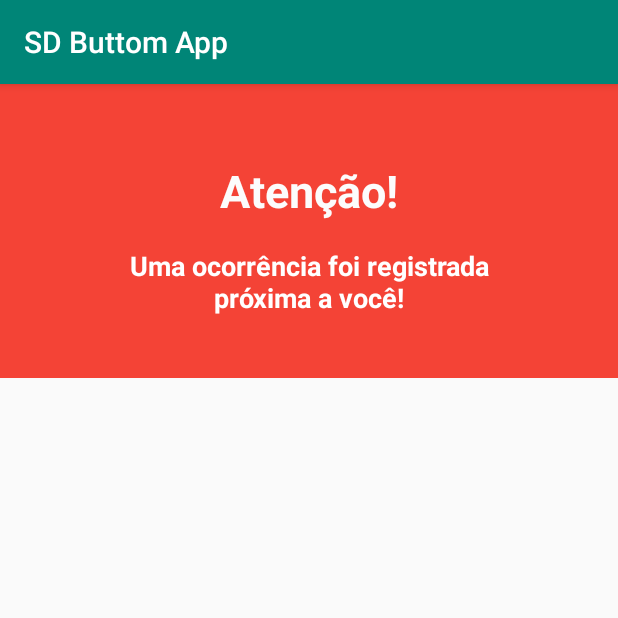
After one commit to sdpos20191/sd-buttom-app, an Android app: the AlertActivity screen opened directly, with no data from a screen before it, on a phone screen of 412 x 824 dp, the top half of it. The commit adds this screen. Run offline under Robolectric (Android 15) with nearby library versions, the phone set to English and light mode, and no system bars.

Commit message:
Start alert activity when occurrence arrives

```diff
--- a/app/src/main/AndroidManifest.xml
+++ b/app/src/main/AndroidManifest.xml
@@ -6,7 +6,7 @@
     <uses-permission android:name="android.permission.INTERNET" />
 
     <application
-        android:name=".MainApplication"
+        android:name=".data.MainApplication"
         android:allowBackup="true"
         android:icon="@mipmap/ic_launcher"
         android:label="@string/app_name"
@@ -14,7 +14,8 @@
         android:supportsRtl="true"
         android:theme="@style/AppTheme"
         android:usesCleartextTraffic="true">
-        <activity android:name=".SecondActivity"></activity>
+        <activity android:name=".AlertActivity"></activity>
+        <activity android:name=".SecondActivity" />
         <activity android:name=".MainActivity">
             <intent-filter>
                 <action android:name="android.intent.action.MAIN" />
--- /dev/null
+++ b/app/src/main/java/cin/ufpe/br/sdbuttomapp/AlertActivity.java
@@ -0,0 +1,13 @@
+package cin.ufpe.br.sdbuttomapp;
+
+import android.support.v7.app.AppCompatActivity;
+import android.os.Bundle;
+
+public class AlertActivity extends AppCompatActivity {
+
+    @Override
+    protected void onCreate(Bundle savedInstanceState) {
+        super.onCreate(savedInstanceState);
+        setContentView(R.layout.activity_alert);
+    }
+}
--- a/app/src/main/java/cin/ufpe/br/sdbuttomapp/ApiManager.java
+++ b/app/src/main/java/cin/ufpe/br/sdbuttomapp/data/ApiManager.java
@@ -1,8 +1,6 @@
-package cin.ufpe.br.sdbuttomapp;
+package cin.ufpe.br.sdbuttomapp.data;
 
-import android.content.Context;
-import android.content.res.Resources;
-
+import cin.ufpe.br.sdbuttomapp.model.Occurrence;
 import retrofit2.Call;
 import retrofit2.Callback;
 import retrofit2.Retrofit;
--- a/app/src/main/java/cin/ufpe/br/sdbuttomapp/IOccurrencesApi.java
+++ b/app/src/main/java/cin/ufpe/br/sdbuttomapp/data/IOccurrencesApi.java
@@ -1,5 +1,6 @@
-package cin.ufpe.br.sdbuttomapp;
+package cin.ufpe.br.sdbuttomapp.data;
 
+import cin.ufpe.br.sdbuttomapp.model.Occurrence;
 import retrofit2.Call;
 import retrofit2.http.Body;
 import retrofit2.http.POST;
--- a/app/src/main/java/cin/ufpe/br/sdbuttomapp/Occurrence.java
+++ b/app/src/main/java/cin/ufpe/br/sdbuttomapp/model/Occurrence.java
@@ -1,4 +1,4 @@
-package cin.ufpe.br.sdbuttomapp;
+package cin.ufpe.br.sdbuttomapp.model;
 
 public class Occurrence {
 
@@ -6,10 +6,9 @@ public class Occurrence {
     private double lat;
     private double lng;
 
-    Occurrence(long timestamp, double lat, double lng) {
+    public Occurrence(long timestamp, double lat, double lng) {
         this.timestamp = timestamp;
         this.lat = lat;
         this.lng = lng;
     }
-
 }
--- a/app/src/main/res/drawable/shape_drawable.xml
+++ b/app/src/main/res/drawable/shape_drawable.xml
@@ -3,7 +3,7 @@
     <item>
         <shape android:shape="oval">
             <stroke android:color="@color/common_google_signin_btn_text_dark" android:width="1dp" />
-            <solid android:color="@color/colorPrimaryDark"/>
+            <solid android:color="#ff0000"/>
             <size android:width="200dp" android:height="200dp"/>
         </shape>
     </item>
--- /dev/null
+++ b/app/src/main/res/layout/activity_alert.xml
@@ -0,0 +1,53 @@
+<?xml version="1.0" encoding="utf-8"?>
+<android.support.constraint.ConstraintLayout xmlns:android="http://schemas.android.com/apk/res/android"
+    xmlns:app="http://schemas.android.com/apk/res-auto"
+    xmlns:tools="http://schemas.android.com/tools"
+    android:layout_width="match_parent"
+    android:layout_height="match_parent"
+    tools:context=".AlertActivity">
+
+    <View
+        android:id="@+id/view2"
+        android:layout_width="0dp"
+        android:layout_height="196dp"
+        android:background="#F44336"
+        app:layout_constraintEnd_toEndOf="parent"
+        app:layout_constraintStart_toStartOf="parent"
+        app:layout_constraintTop_toTopOf="parent" />
+
+    <TextView
+        android:id="@+id/textView2"
+        android:layout_width="wrap_content"
+        android:layout_height="wrap_content"
+        android:layout_marginTop="8dp"
+        android:layout_marginBottom="8dp"
+        android:text="Atenção!"
+        android:textColor="#FCFCFC"
+        android:textSize="30sp"
+        android:textStyle="bold"
+        app:layout_constraintBottom_toTopOf="@+id/textView5"
+        app:layout_constraintEnd_toEndOf="parent"
+        app:layout_constraintStart_toStartOf="parent"
+        app:layout_constraintTop_toTopOf="parent"
+        app:layout_constraintVertical_bias="0.818" />
+
+    <TextView
+        android:id="@+id/textView5"
+        android:layout_width="271dp"
+        android:layout_height="51dp"
+        android:layout_marginStart="8dp"
+        android:layout_marginLeft="8dp"
+        android:layout_marginEnd="8dp"
+        android:layout_marginRight="8dp"
+        android:layout_marginBottom="36dp"
+        android:gravity="center_horizontal"
+        android:orientation="horizontal"
+        android:text="Uma ocorrência foi registrada próxima a você!"
+        android:textColor="#FFFFFF"
+        android:textSize="18sp"
+        android:textStyle="bold"
+        app:layout_constraintBottom_toBottomOf="@+id/view2"
+        app:layout_constraintEnd_toEndOf="parent"
+        app:layout_constraintStart_toStartOf="parent" />
+
+</android.support.constraint.ConstraintLayout>
```
Also changed, not shown: app/src/main/java/cin/ufpe/br/sdbuttomapp/MainActivity.java (+16 -2 lines), app/src/main/java/cin/ufpe/br/sdbuttomapp/data/MainApplication.java (renamed from app/src/main/java/cin/ufpe/br/sdbuttomapp/MainApplication.java, +4 -3 lines), app/src/main/java/cin/ufpe/br/sdbuttomapp/model/Frame.java (added, +27 -0 lines), app/src/main/java/cin/ufpe/br/sdbuttomapp/network/WSClient.java (renamed from app/src/main/java/cin/ufpe/br/sdbuttomapp/WSClient.java, +20 -5 lines), app/src/main/java/cin/ufpe/br/sdbuttomapp/service/NotificationService.java (added, +39 -0 lines), app/src/main/java/cin/ufpe/br/sdbuttomapp/service/OnNotificationEventListener.java (added, +9 -0 lines).
